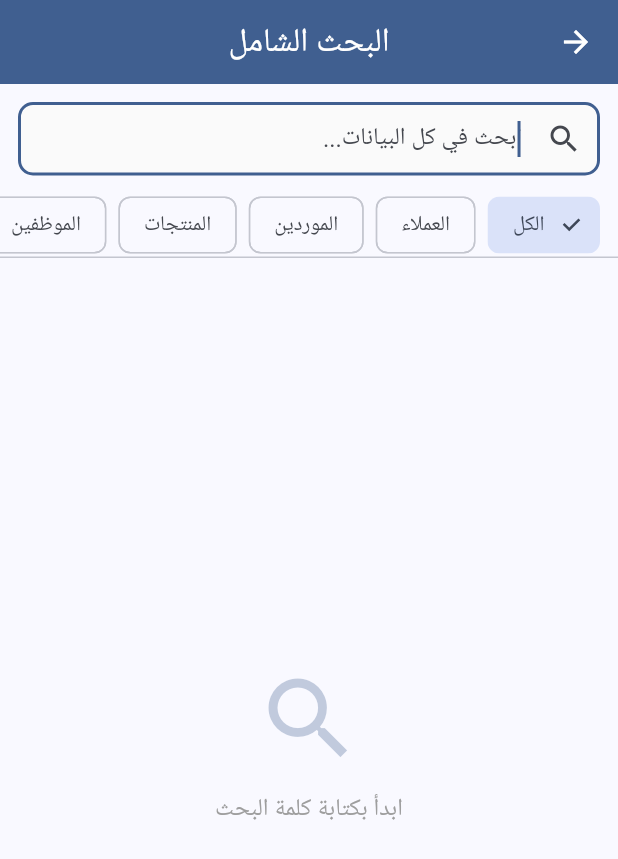
After one commit to hkllmnnx-maker/accounting-pro, a Flutter app: the screen it shows after launch, after a tap on the "search" icon, on a phone screen of 412 x 824 dp. The commit adds this screen. Shown: the top 859 px of the screen. Run offline on Flutter 3.47's test engine with Material 3 defaults, Android fonts, the phone set to English and light mode, and no system bars; our stand-ins replace fl_chart, hive_flutter, pdf, printing; accounts and stored records are empty.

Commit message:
feat: add global search screen (search across clients, suppliers, products, invoices, vouchers, expenses)

```diff
--- /dev/null
+++ b/lib/screens/global_search_screen.dart
@@ -0,0 +1,357 @@
+import 'package:flutter/material.dart';
+import 'package:provider/provider.dart';
+import 'package:intl/intl.dart' hide TextDirection;
+import '../providers/app_provider.dart';
+import 'invoice_screen.dart';
+import 'account_statement_screen.dart';
+
+class GlobalSearchScreen extends StatefulWidget {
+  const GlobalSearchScreen({super.key});
+
+  @override
+  State<GlobalSearchScreen> createState() => _GlobalSearchScreenState();
+}
+
+class _GlobalSearchScreenState extends State<GlobalSearchScreen> {
+  final TextEditingController _ctrl = TextEditingController();
+  String _query = '';
+  String _filter = 'الكل';
+
+  final List<String> _filters = [
+    'الكل',
+    'العملاء',
+    'الموردين',
+    'المنتجات',
+    'الموظفين',
+    'فواتير البيع',
+    'فواتير الشراء',
+    'السندات',
+    'المصاريف',
+  ];
+
+  String _fmt(double n) => NumberFormat('#,##0.00', 'en').format(n);
+  String _fmtDate(DateTime d) => DateFormat('yyyy-MM-dd', 'en').format(d);
+
+  @override
+  void dispose() {
+    _ctrl.dispose();
+    super.dispose();
+  }
+
+  List<_SearchResult> _search(AppProvider p) {
+    if (_query.trim().isEmpty) return [];
+    final q = _query.trim().toLowerCase();
+    final List<_SearchResult> results = [];
+
+    bool match(String s) => s.toLowerCase().contains(q);
+
+    if (_filter == 'الكل' || _filter == 'العملاء') {
+      for (var c in p.clients) {
+        if (match(c.name) || match(c.phone) || match(c.address)) {
+          results.add(_SearchResult(
+            title: c.name,
+            subtitle: 'عميل • ${c.phone.isEmpty ? "بدون هاتف" : c.phone}',
+            trailing: '${_fmt(c.balance)} ${p.currency}',
+            icon: Icons.person,
+            color: Colors.blue,
+            category: 'العملاء',
+            onTap: () => Navigator.push(context, MaterialPageRoute(
+                builder: (_) => AccountStatementScreen(contactId: c.id, contactName: c.name))),
+          ));
+        }
+      }
+    }
+
+    if (_filter == 'الكل' || _filter == 'الموردين') {
+      for (var s in p.suppliers) {
+        if (match(s.name) || match(s.phone) || match(s.address)) {
+          results.add(_SearchResult(
+            title: s.name,
+            subtitle: 'مورد • ${s.phone.isEmpty ? "بدون هاتف" : s.phone}',
+            trailing: '${_fmt(s.balance)} ${p.currency}',
+            icon: Icons.local_shipping,
+            color: Colors.orange,
+            category: 'الموردين',
+            onTap: () => Navigator.push(context, MaterialPageRoute(
+                builder: (_) => AccountStatementScreen(contactId: s.id, contactName: s.name))),
+          ));
+        }
+      }
+    }
+
+    if (_filter == 'الكل' || _filter == 'المنتجات') {
+      for (var prod in p.products) {
+        if (match(prod.name) || match(prod.category) || match(prod.barcode)) {
+          results.add(_SearchResult(
+            title: prod.name,
+            subtitle: 'منتج • ${prod.category.isEmpty ? "بدون فئة" : prod.category} • الكمية: ${prod.quantity}',
+            trailing: '${_fmt(prod.sellPrice)} ${p.currency}',
+            icon: Icons.inventory_2,
+            color: Colors.teal,
+            category: 'المنتجات',
+            onTap: null,
+          ));
+        }
+      }
+    }
+
+    if (_filter == 'الكل' || _filter == 'الموظفين') {
+      for (var e in p.employees) {
+        if (match(e.name) || match(e.phone) || match(e.position)) {
+          results.add(_SearchResult(
+            title: e.name,
+            subtitle: 'موظف • ${e.position.isEmpty ? "بدون وظيفة" : e.position}',
+            trailing: '${_fmt(e.salary)} ${p.currency}',
+            icon: Icons.badge,
+            color: Colors.purple,
+            category: 'الموظفين',
+            onTap: null,
+          ));
+        }
+      }
+    }
+
+    if (_filter == 'الكل' || _filter == 'فواتير البيع') {
+      for (var inv in p.sales) {
+        if (match(inv.contactName) || match(inv.id) || match(inv.notes) ||
+            inv.items.any((it) => match(it.productName))) {
+          results.add(_SearchResult(
+            title: 'فاتورة بيع #${inv.id.length >= 6 ? inv.id.substring(0, 6) : inv.id}',
+            subtitle: '${inv.contactName.isEmpty ? "بدون عميل" : inv.contactName} • ${_fmtDate(inv.date)}',
+            trailing: '${_fmt(inv.totalAmount)} ${p.currency}',
+            icon: Icons.point_of_sale,
+            color: Colors.green,
+            category: 'فواتير البيع',
+            onTap: () => Navigator.push(context, MaterialPageRoute(
+                builder: (_) => InvoiceScreen(type: 'sale', invoice: inv))),
+          ));
+        }
+      }
+    }
+
+    if (_filter == 'الكل' || _filter == 'فواتير الشراء') {
+      for (var inv in p.purchases) {
+        if (match(inv.contactName) || match(inv.id) || match(inv.notes) ||
+            inv.items.any((it) => match(it.productName))) {
+          results.add(_SearchResult(
+            title: 'فاتورة شراء #${inv.id.length >= 6 ? inv.id.substring(0, 6) : inv.id}',
+            subtitle: '${inv.contactName.isEmpty ? "بدون مورد" : inv.contactName} • ${_fmtDate(inv.date)}',
+            trailing: '${_fmt(inv.totalAmount)} ${p.currency}',
+            icon: Icons.shopping_cart,
+            color: Colors.deepOrange,
+            category: 'فواتير الشراء',
+            onTap: () => Navigator.push(context, MaterialPageRoute(
+                builder: (_) => InvoiceScreen(type: 'purchase', invoice: inv))),
+          ));
+        }
+      }
+    }
+
+    if (_filter == 'الكل' || _filter == 'السندات') {
+      for (var v in p.vouchers) {
+        if (match(v.contactName) || match(v.paymentMethod) || match(v.notes)) {
+          results.add(_SearchResult(
+            title: v.type == 'receipt' ? 'سند قبض' : 'سند صرف',
+            subtitle: '${v.contactName.isEmpty ? "بدون جهة" : v.contactName} • ${_fmtDate(v.date)}',
+            trailing: '${_fmt(v.amount)} ${p.currency}',
+            icon: v.type == 'receipt' ? Icons.call_received : Icons.call_made,
+            color: v.type == 'receipt' ? Colors.blue : Colors.red,
+            category: 'السندات',
+            onTap: null,
+          ));
+        }
+      }
+    }
+
+    if (_filter == 'الكل' || _filter == 'المصاريف') {
+      for (var e in p.expenses) {
+        if (match(e.title) || match(e.category) || match(e.notes)) {
+          results.add(_SearchResult(
+            title: e.title,
+            subtitle: 'مصروف • ${e.category.isEmpty ? "بدون تصنيف" : e.category} • ${_fmtDate(e.date)}',
+            trailing: '${_fmt(e.amount)} ${p.currency}',
+            icon: Icons.money_off,
+            color: Colors.red,
+            category: 'المصاريف',
+            onTap: null,
+          ));
+        }
+      }
+    }
+
+    return results;
+  }
+
+  @override
+  Widget build(BuildContext context) {
+    final theme = Theme.of(context);
+    return Consumer<AppProvider>(
+      builder: (context, provider, _) {
+        final results = _search(provider);
+        // Group by category
+        final Map<String, List<_SearchResult>> grouped = {};
+        for (var r in results) {
+          grouped.putIfAbsent(r.category, () => []).add(r);
+        }
+
+        return Directionality(
+          textDirection: TextDirection.rtl,
+          child: Scaffold(
+            appBar: AppBar(
+              title: const Text('البحث الشامل'),
+              backgroundColor: theme.colorScheme.primary,
+              foregroundColor: Colors.white,
+            ),
+            body: SafeArea(
+              child: Column(
+                children: [
+                  Padding(
+                    padding: const EdgeInsets.all(12),
+                    child: TextField(
+                      controller: _ctrl,
+                      autofocus: true,
+                      decoration: InputDecoration(
+                        hintText: 'ابحث في كل البيانات...',
+                        prefixIcon: const Icon(Icons.search),
+                        suffixIcon: _query.isNotEmpty
+                            ? IconButton(
+                                icon: const Icon(Icons.clear),
+                                onPressed: () {
+                                  _ctrl.clear();
+                                  setState(() => _query = '');
+                                },
+                              )
+                            : null,
+                      ),
+                      onChanged: (v) => setState(() => _query = v),
+                    ),
+                  ),
+                  SizedBox(
+                    height: 42,
+                    child: ListView.builder(
+                      scrollDirection: Axis.horizontal,
+                      padding: const EdgeInsets.symmetric(horizontal: 8),
+                      itemCount: _filters.length,
+                      itemBuilder: (_, i) {
+                        final f = _filters[i];
+                        final sel = _filter == f;
+                        return Padding(
+                          padding: const EdgeInsets.symmetric(horizontal: 4),
+                          child: ChoiceChip(
+                            label: Text(f),
+                            selected: sel,
+                            onSelected: (_) => setState(() => _filter = f),
+                          ),
+                        );
+                      },
+                    ),
+                  ),
+                  const Divider(height: 1),
+                  Expanded(
+                    child: _query.trim().isEmpty
+                        ? _buildEmptyState(theme, 'ابدأ بكتابة كلمة البحث', Icons.search)
+                        : results.isEmpty
+                            ? _buildEmptyState(theme, 'لا توجد نتائج', Icons.search_off)
+                            : ListView(
+                                padding: const EdgeInsets.only(bottom: 16),
+                                children: [
+                                  Padding(
+                                    padding: const EdgeInsets.all(12),
+                                    child: Text(
+                                      'تم العثور على ${results.length} نتيجة',
+                                      style: theme.textTheme.bodyMedium?.copyWith(
+                                        color: theme.colorScheme.primary,
+                                        fontWeight: FontWeight.bold,
+                                      ),
+                                    ),
+                                  ),
+                                  ...grouped.entries.map((entry) => _buildGroup(entry.key, entry.value, theme)),
+                                ],
+                              ),
+                  ),
+                ],
+              ),
+            ),
+          ),
+        );
+      },
+    );
+  }
+
+  Widget _buildGroup(String category, List<_SearchResult> items, ThemeData theme) {
+    return Column(
+      crossAxisAlignment: CrossAxisAlignment.start,
+      children: [
+        Padding(
+          padding: const EdgeInsets.fromLTRB(16, 8, 16, 4),
+          child: Row(
+            children: [
+              Text(category, style: theme.textTheme.titleSmall?.copyWith(fontWeight: FontWeight.bold)),
+              const SizedBox(width: 8),
+              Container(
+                padding: const EdgeInsets.symmetric(horizontal: 8, vertical: 2),
+                decoration: BoxDecoration(
+                  color: theme.colorScheme.primary.withValues(alpha: 0.15),
+                  borderRadius: BorderRadius.circular(10),
+                ),
+                child: Text('${items.length}', style: TextStyle(
+                  color: theme.colorScheme.primary,
+                  fontSize: 11,
+                  fontWeight: FontWeight.bold,
+                )),
+              ),
+            ],
+          ),
+        ),
+        ...items.map((r) => Card(
+              child: ListTile(
+                leading: CircleAvatar(
+                  backgroundColor: r.color.withValues(alpha: 0.15),
+                  child: Icon(r.icon, color: r.color),
+                ),
+                title: Text(r.title, style: const TextStyle(fontWeight: FontWeight.bold)),
+                subtitle: Text(r.subtitle, maxLines: 1, overflow: TextOverflow.ellipsis),
+                trailing: Text(
+                  r.trailing,
+                  style: TextStyle(color: r.color, fontWeight: FontWeight.bold, fontSize: 13),
+                ),
+                onTap: r.onTap,
+              ),
+            )),
+      ],
+    );
+  }
+
+  Widget _buildEmptyState(ThemeData theme, String msg, IconData icon) {
+    return Center(
+      child: Column(
+        mainAxisAlignment: MainAxisAlignment.center,
+        children: [
+          Icon(icon, size: 72, color: theme.colorScheme.primary.withValues(alpha: 0.3)),
+          const SizedBox(height: 12),
+          Text(msg, style: theme.textTheme.titleMedium?.copyWith(color: Colors.grey)),
+        ],
+      ),
+    );
+  }
+}
+
+class _SearchResult {
+  final String title;
+  final String subtitle;
+  final String trailing;
+  final IconData icon;
+  final Color color;
+  final String category;
+  final VoidCallback? onTap;
+
+  _SearchResult({
+    required this.title,
+    required this.subtitle,
+    required this.trailing,
+    required this.icon,
+    required this.color,
+    required this.category,
+    this.onTap,
+  });
+}
--- a/lib/screens/home_screen.dart
+++ b/lib/screens/home_screen.dart
@@ -17,6 +17,7 @@ import 'exchange_screen.dart';
 import 'journal_screen.dart';
 import 'quotes_screen.dart';
 import 'settings_screen.dart';
+import 'global_search_screen.dart';
 
 class HomeScreen extends StatelessWidget {
   const HomeScreen({super.key});
@@ -37,6 +38,11 @@ class HomeScreen extends StatelessWidget {
               backgroundColor: theme.colorScheme.primary,
               foregroundColor: Colors.white,
               actions: [
+                IconButton(
+                  icon: const Icon(Icons.search),
+                  tooltip: 'البحث الشامل',
+                  onPressed: () => Navigator.push(context, MaterialPageRoute(builder: (_) => const GlobalSearchScreen())),
+                ),
                 IconButton(
                   icon: Icon(provider.themeMode == ThemeMode.dark ? Icons.light_mode : Icons.dark_mode),
                   tooltip: 'تبديل الوضع',
```
